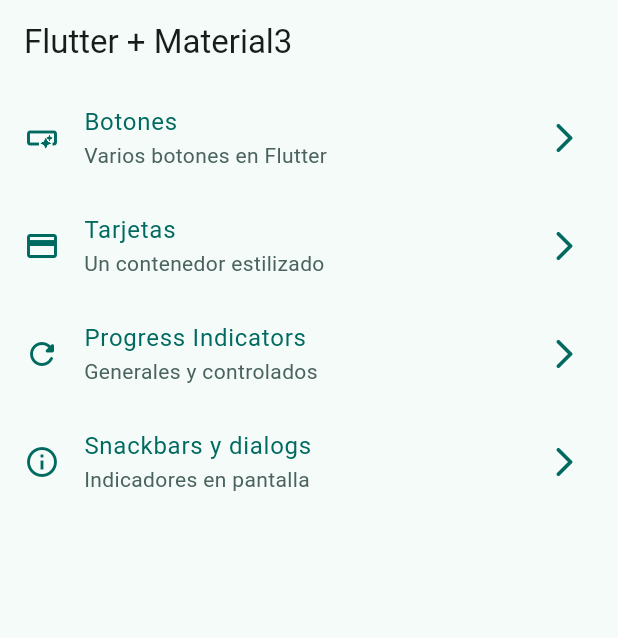
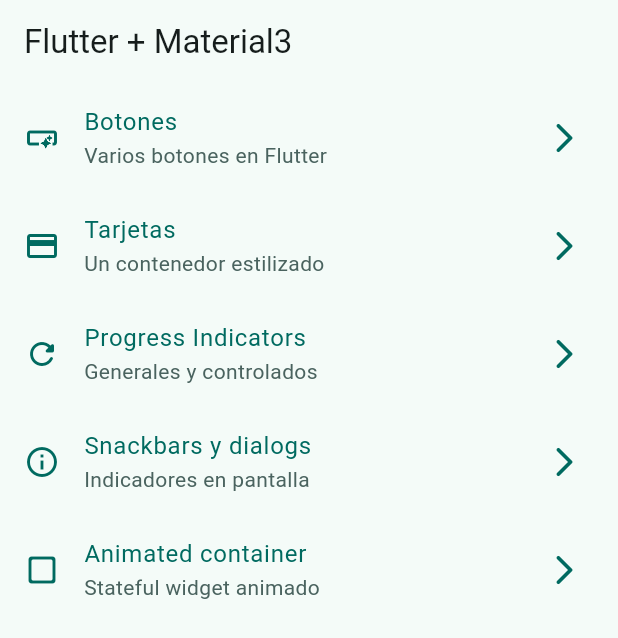
Before and after one commit to dieginin/widgets_app, a Flutter app: the screen it shows after launch, on a phone screen of 412 x 824 dp. Shown: the top 638 px of the screen. Run offline on Flutter 3.47's test engine with Material 2 defaults, Android fonts, the phone set to English and light mode, and no system bars; our stand-ins replace go_router.

Commit message:
Anmated container finished

```diff
--- a/lib/config/menu/menu_items.dart
+++ b/lib/config/menu/menu_items.dart
@@ -39,4 +39,10 @@ const appMenuItems = [
     link: '/snackbars',
     icon: Icons.info_outline,
   ),
+  MenuItem(
+    title: 'Animated container',
+    subTitle: 'Stateful widget animado',
+    link: '/animated',
+    icon: Icons.check_box_outline_blank_rounded,
+  ),
 ];
--- a/lib/config/router/app_router.dart
+++ b/lib/config/router/app_router.dart
@@ -30,5 +30,10 @@ final appRouter = GoRouter(
       path: '/snackbars',
       builder: (context, state) => const SnackbarScreen(),
     ),
+    GoRoute(
+      name: AnimatedScreen.name,
+      path: '/animated',
+      builder: (context, state) => const AnimatedScreen(),
+    ),
   ],
 );
```
Also changed, not shown: lib/core/screens/animated/animated_screen.dart (+42 -3 lines).
